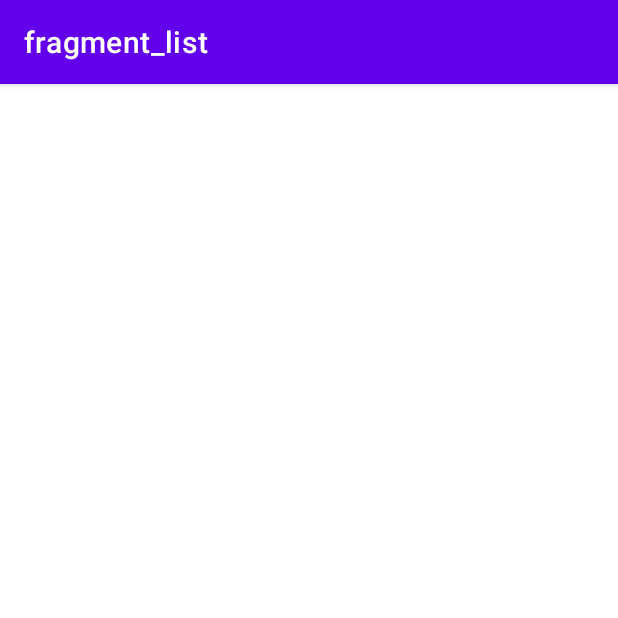
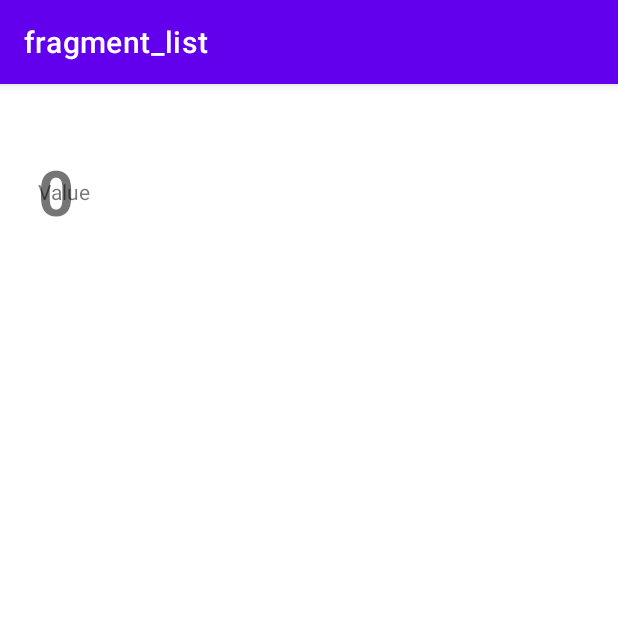
Before and after one commit to PsyByACET/mobil-dev, an Android app: the AddFragment screen opened through its navigation route, after a tap on "ДОБАВИТЬ", on a phone screen of 412 x 824 dp, the top half of it. Run offline under Robolectric (Android 15) with nearby library versions, the phone set to English and light mode, and no system bars; our stand-ins replace Room's generated code, navigation-ui; 1 statement that could not run was skipped.

Commit message:
fix matble and add view list of nodes

```diff
--- a/app/src/main/java/com/example/my6lab/MainActivity.kt
+++ b/app/src/main/java/com/example/my6lab/MainActivity.kt
@@ -18,4 +18,9 @@ class MainActivity : AppCompatActivity() {
 //        val navController: NavController = navHostFragment.navController
 
     }
+
+    override fun onSupportNavigateUp(): Boolean {
+        val navController = findNavController(R.id.fragment)
+        return navController.navigateUp() || super.onSupportNavigateUp()
+    }
 }
--- a/app/src/main/java/com/example/my6lab/data/Node.kt
+++ b/app/src/main/java/com/example/my6lab/data/Node.kt
@@ -9,5 +9,5 @@ import androidx.room.PrimaryKey
 data class Node (
     @PrimaryKey
     val value: Int,
-    var nodes: MutableList<Node>
+    var nodes: List<Node>
 )
--- a/app/src/main/java/com/example/my6lab/data/NodeConverter.kt
+++ b/app/src/main/java/com/example/my6lab/data/NodeConverter.kt
@@ -7,13 +7,13 @@ import com.google.gson.reflect.TypeToken
 class NodeConverter {
 
     @TypeConverter
-    fun fromNode (nodes: MutableList<Node>): String {
+    fun fromNode (nodes: List<Node>): String {
         return Gson().toJson(nodes)
     }
 
     @TypeConverter
-    fun toNode (nodes: String): MutableList<Node>{
-        val listType = object : TypeToken<MutableList<Node>>() {}.type
+    fun toNode (nodes: String): List<Node>{
+        val listType = object : TypeToken<List<Node>>() {}.type
         return Gson().fromJson(nodes, listType)
     }
 }
--- a/app/src/main/java/com/example/my6lab/data/NodeViewModel.kt
+++ b/app/src/main/java/com/example/my6lab/data/NodeViewModel.kt
@@ -9,7 +9,7 @@ import kotlinx.coroutines.launch
 
 class NodeViewModel(application: Application): AndroidViewModel(application) {
 
-    private val readAlldata: LiveData<List<Node>>
+    val readAlldata: LiveData<List<Node>>
     private val repository: NodeRepository
 
     init {
--- /dev/null
+++ b/app/src/main/java/com/example/my6lab/fragments/list/ListAdapter.kt
@@ -0,0 +1,36 @@
+package com.example.my6lab.fragments.list
+
+import android.view.LayoutInflater
+import android.view.View
+import android.view.ViewGroup
+import androidx.recyclerview.widget.RecyclerView
+import com.example.my6lab.R
+import com.example.my6lab.data.Node
+import kotlinx.android.synthetic.main.custom_row.view.*
+
+class ListAdapter: RecyclerView.Adapter<ListAdapter.MyViewHolder>() {
+
+    private var nodeList = emptyList<Node>()
+
+    class MyViewHolder(itemView: View): RecyclerView.ViewHolder(itemView) {
+
+    }
+
+    override fun onCreateViewHolder(parent: ViewGroup, viewType: Int): MyViewHolder {
+        return MyViewHolder(LayoutInflater.from(parent.context).inflate(R.layout.custom_row, parent,false))
+    }
+
+    override fun getItemCount(): Int {
+        return nodeList.size
+    }
+
+    override fun onBindViewHolder(holder: MyViewHolder, position: Int) {
+        val currentItem = nodeList[position]
+        holder.itemView.id_value.text = currentItem.value.toString()
+    }
+
+    fun setData(node: List<Node>) {
+        this.nodeList = node
+        notifyDataSetChanged()
+    }
+}
--- a/app/src/main/java/com/example/my6lab/fragments/list/ListFragment.kt
+++ b/app/src/main/java/com/example/my6lab/fragments/list/ListFragment.kt
@@ -5,12 +5,18 @@ import androidx.fragment.app.Fragment
 import android.view.LayoutInflater
 import android.view.View
 import android.view.ViewGroup
+import androidx.lifecycle.Observer
+import androidx.lifecycle.ViewModelProvider
 import androidx.navigation.fragment.findNavController
+import androidx.recyclerview.widget.LinearLayoutManager
 import com.example.my6lab.R
+import com.example.my6lab.data.NodeViewModel
 import kotlinx.android.synthetic.main.fragment_list.view.*
 
 
 class ListFragment : Fragment() {
+
+    private lateinit var mNodeViewModel: NodeViewModel
 
     override fun onCreateView(
         inflater: LayoutInflater, container: ViewGroup?,
@@ -18,6 +24,18 @@ class ListFragment : Fragment() {
     ): View? {
         // Inflate the layout for this fragment
         val view = inflater.inflate(R.layout.fragment_list, container, false)
+
+        //RV
+        val adapter = ListAdapter()
+        val recyclerView = view.recycleview
+        recyclerView.adapter = adapter
+        recyclerView.layoutManager = LinearLayoutManager(requireContext())
+
+        //NodeViewModel
+        mNodeViewModel = ViewModelProvider(this).get(NodeViewModel::class.java)
+        mNodeViewModel.readAlldata.observe(viewLifecycleOwner, Observer { node ->
+            adapter.setData(node)
+        })
 
         view.floatingActionButton2.setOnClickListener{
             findNavController().navigate(R.id.action_listFragment_to_addFragment)
--- /dev/null
+++ b/app/src/main/res/layout/custom_row.xml
@@ -0,0 +1,31 @@
+<?xml version="1.0" encoding="utf-8"?>
+<androidx.constraintlayout.widget.ConstraintLayout xmlns:android="http://schemas.android.com/apk/res/android"
+    xmlns:app="http://schemas.android.com/apk/res-auto"
+    xmlns:tools="http://schemas.android.com/tools"
+    android:layout_width="match_parent"
+    android:layout_height="wrap_content"
+    android:padding="24sp">
+
+    <TextView
+        android:id="@+id/id_value"
+        android:layout_width="wrap_content"
+        android:layout_height="wrap_content"
+        android:text="1"
+        android:textSize="42sp"
+        android:textStyle="bold"
+        app:layout_constraintBottom_toBottomOf="parent"
+        app:layout_constraintStart_toStartOf="parent"
+        app:layout_constraintTop_toTopOf="parent" />
+
+    <TextView
+        android:id="@+id/textView2"
+        android:layout_width="wrap_content"
+        android:layout_height="wrap_content"
+        android:layout_marginStart="80dp"
+        android:text="Value"
+        app:layout_constraintBottom_toBottomOf="parent"
+        app:layout_constraintStart_toEndOf="@+id/textView"
+        app:layout_constraintTop_toTopOf="parent"
+        app:layout_constraintVertical_bias="0.505" />
+
+</androidx.constraintlayout.widget.ConstraintLayout>
```
